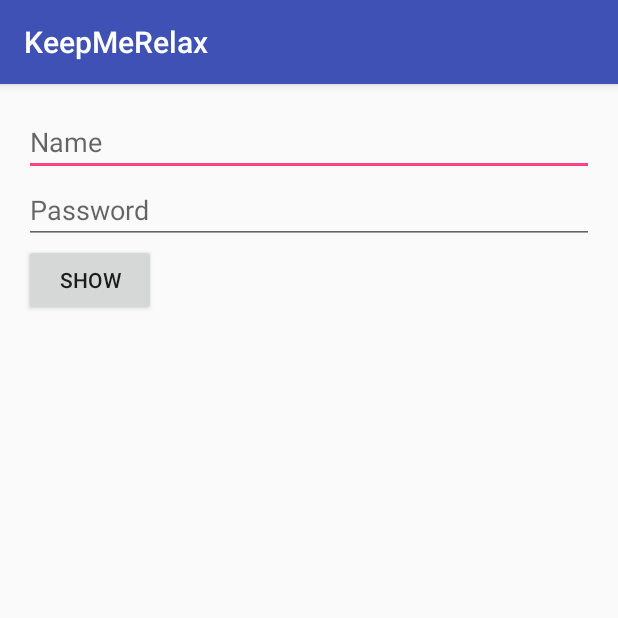
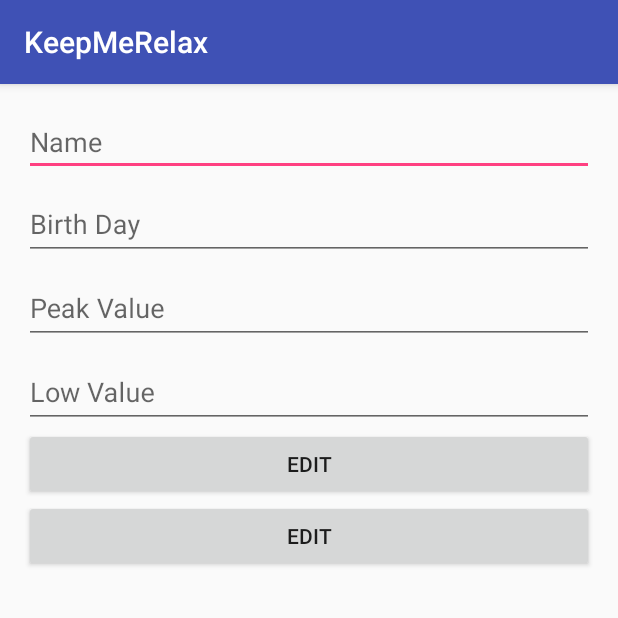
Before and after one commit to PramithaSamarakoon/KeepMerelaxFinal, an Android app: the MainActivity screen opened directly, with no data from a screen before it, after a tap on an icon or button, on a phone screen of 412 x 824 dp, the top half of it. Run offline under Robolectric (Android 15) with nearby library versions, the phone set to English and light mode, and no system bars; libraries missing offline, so code that uses them is left out: com.microsoft.band; 1 statement that could not run was skipped.

Commit message:
UI Finished

```diff
--- a/app/src/main/java/com/project/udayanga/keepmerelax/EditProfile.java
+++ b/app/src/main/java/com/project/udayanga/keepmerelax/EditProfile.java
@@ -10,34 +10,45 @@ import android.widget.EditText;
 
 public class EditProfile extends AppCompatActivity {
 
+    EditText name,pass,peak,low;
     @Override
     protected void onCreate(Bundle savedInstanceState) {
         super.onCreate(savedInstanceState);
         setContentView(R.layout.activity_edit_profile);
 
-        final EditText name=(EditText)findViewById(R.id.editText);
-        final EditText pass=(EditText)findViewById(R.id.editText2);
-        Button button=(Button)findViewById(R.id.button);
+        name=(EditText)findViewById(R.id.editUpdateName);
+        pass=(EditText)findViewById(R.id.editUpdateDOB);
+        peak=(EditText)findViewById(R.id.editUpdatePeak);
+        low=(EditText)findViewById(R.id.editUpdateLow);
+
+
+        Button button=(Button)findViewById(R.id.buttonEdit);
 
         button.setOnClickListener(new View.OnClickListener() {
             @Override
             public void onClick(View view) {
+                getDatabaseValue();
+            }
+        });
+    }
+    private void getDatabaseValue(){
         try {
             SQLiteDatabase mydatabase = openOrCreateDatabase("KeepMeRelax",MODE_PRIVATE,null);
             Cursor resultSet = mydatabase.rawQuery("Select * from user",null);
             resultSet.moveToFirst();
             String USERNAME = resultSet.getString(0);
-                    String PASSWORD = resultSet.getString(1);
+            String PASSWORD = resultSet.getString(2);
+            String PEAK=resultSet.getString(4);
+            String LOW=resultSet.getString(5);
 
             name.setText(USERNAME);
             pass.setText(PASSWORD);
+            peak.setText(PEAK);
+            low.setText(LOW);
 
         }
         catch (Exception ex){
             System.out.println(ex.getMessage());
         }
-
-            }
-        });
     }
 }
--- a/app/src/main/java/com/project/udayanga/keepmerelax/HomeActivity.java
+++ b/app/src/main/java/com/project/udayanga/keepmerelax/HomeActivity.java
@@ -32,7 +32,6 @@ public class HomeActivity extends AppCompatActivity {
         });
         Button buttonCreate=(Button)findViewById(R.id.buttonCreateAccount);
         Button buttonLogin=(Button)findViewById(R.id.buttonLogin);
-        Button buttonSMS=(Button)findViewById(R.id.buttonSMS);
 
         buttonCreate.setOnClickListener(new View.OnClickListener() {
             @Override
@@ -48,12 +47,7 @@ public class HomeActivity extends AppCompatActivity {
                 startActivity(intent);
             }
         });
-        buttonSMS.setOnClickListener(new View.OnClickListener() {
-            @Override
-            public void onClick(View view) {
 
-            }
-        });
     }
 
     @Override
--- a/app/src/main/java/com/project/udayanga/keepmerelax/MainActivity.java
+++ b/app/src/main/java/com/project/udayanga/keepmerelax/MainActivity.java
@@ -38,8 +38,10 @@ public class MainActivity extends AppCompatActivity {
     private Button btnStart, btnConsent;
     private TextView txtStatus;
     TextToSpeech tts;
-    static final String HIGH_HEART = "Your heart rate is too high";
-    static final String LOW_HEART = "Your heart rate is normal";
+    static final String HIGH_HEART = "Your heart rate is getting high";
+    static final String LOW_HEART = "Your heart rate is getting low";
+    static final String NORMAL_HEART = "Your heart rate is normal";
+
 
     private BandHeartRateEventListener mHeartRateEventListener = new BandHeartRateEventListener() {
         @Override
@@ -49,12 +51,19 @@ public class MainActivity extends AppCompatActivity {
                         + "Quality = %s\n", event.getHeartRate(), event.getQuality()));
                 //speakText(HIGH_HEART);
             }
-            if(event.getHeartRate()>=76){
+            if(75<event.getHeartRate()){
                 speakText(HIGH_HEART);
+                sendSMS();
             }
-            if(event.getHeartRate()<76){
+            if(70>event.getHeartRate()){
                 speakText(LOW_HEART);
+                sendSMS();
             }
+//            if(event.getHeartRate() < 75 && 70 < event.getHeartRate()){
+//                speakText(HIGH_HEART);
+//                sendSMS();
+//            }
+
 
         }
     };
@@ -128,7 +137,7 @@ public class MainActivity extends AppCompatActivity {
     private void sendSMS(){
         try{
             SmsManager sms = SmsManager.getDefault();
-            sms.sendTextMessage("+94717981815", null, "Test message", null, null);
+            sms.sendTextMessage("+945612313", null, "Test message", null, null);
             Toast.makeText(MainActivity.this,"Successfully Send", Toast.LENGTH_SHORT).show();
         }
         catch(Exception e){
--- a/app/src/main/res/layout/activity_edit_profile.xml
+++ b/app/src/main/res/layout/activity_edit_profile.xml
@@ -17,22 +17,53 @@
         <EditText
             android:layout_width="match_parent"
             android:layout_height="wrap_content"
-            android:id="@+id/editText"
+            android:id="@+id/editUpdateName"
             android:hint="Name"
             />
+
+        <android.support.design.widget.TextInputLayout
+            android:layout_width="match_parent"
+            android:layout_height="wrap_content">
+        <EditText
+            android:layout_width="match_parent"
+            android:layout_height="wrap_content"
+            android:id="@+id/editUpdateDOB"
+            android:hint="Birth Day"
+            />
+        </android.support.design.widget.TextInputLayout>
+        <android.support.design.widget.TextInputLayout
+            android:layout_width="match_parent"
+            android:layout_height="wrap_content">
+        <EditText
+            android:layout_width="match_parent"
+            android:layout_height="wrap_content"
+            android:id="@+id/editUpdatePeak"
+            android:hint="Peak Value"
+            />
+        </android.support.design.widget.TextInputLayout>
+
+        <android.support.design.widget.TextInputLayout
+            android:layout_width="match_parent"
+            android:layout_height="wrap_content">
 
         <EditText
             android:layout_width="match_parent"
             android:layout_height="wrap_content"
-            android:id="@+id/editText2"
-            android:hint="Password"
-            />
+            android:id="@+id/editUpdateLow"
+            android:hint="Low Value" />
+        </android.support.design.widget.TextInputLayout>
 
         <Button
-            android:layout_width="wrap_content"
+            android:layout_width="match_parent"
             android:layout_height="wrap_content"
-            android:text="Show"
-            android:id="@+id/button" />
+            android:text="Edit"
+            android:id="@+id/buttonEdit" />
+        <Button
+            android:layout_width="match_parent"
+            android:layout_height="wrap_content"
+            android:text="Edit"
+            android:id="@+id/buttonUpdate" />
+
 
     </LinearLayout>
 
```
Also changed, not shown: app/src/main/res/layout/content_home.xml (+16 -13 lines), app/src/main/res/download1.jpg (added). Lines whose indentation alone changed are shown as unchanged.
